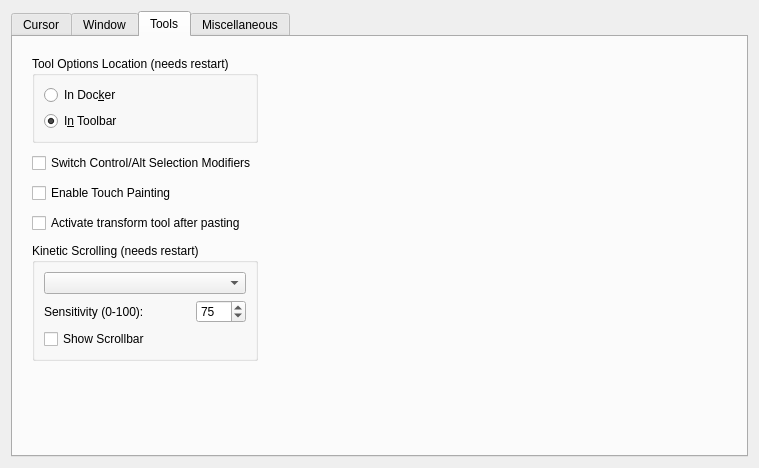
First picture: the form in libs/ui/forms/wdggeneralsettings.ui, repository KDE/krita, before the edit.
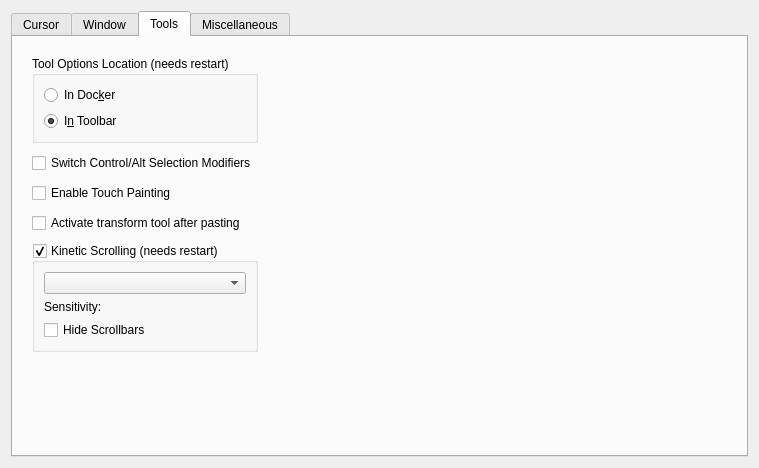
Second picture: the form after the edit. The open tabs and pages were chosen to show the change. Custom widgets are drawn as their Qt base class.

Commit message:
Global Kinetic Scrolling Added
This patch takes the concept of Kinetic Scrolling and
exapands it, applying it uniformly across Krita's UI.
It also adds middle click as a kinetic scroll option
which is set as default, to keep consistency with the
canvas view (middle click pan.) Also added more
configuration file settings for extra kinetic scrolling
feel modifications.

What changed in the file:
```diff
--- a/libs/ui/forms/wdggeneralsettings.ui
+++ b/libs/ui/forms/wdggeneralsettings.ui
@@ -435,6 +435,12 @@
            <property name="title">
             <string>Kinetic Scrolling (needs restart)</string>
            </property>
+           <property name="checkable">
+            <bool>true</bool>
+           </property>
+           <property name="checked">
+            <bool>true</bool>
+           </property>
            <layout class="QVBoxLayout" name="verticalLayoutKineticScrollingSettings">
             <item>
              <widget class="QComboBox" name="m_cmbKineticScrollingGesture"/>
@@ -444,44 +450,22 @@
               <item>
                <widget class="QLabel" name="labelKineticScrollingSensitivity">
                 <property name="text">
-                 <string>Sensitivity (0-100):</string>
+                 <string>Sensitivity:</string>
                 </property>
                </widget>
               </item>
               <item>
-               <widget class="KisIntParseSpinBox" name="m_kineticScrollingSensitivity">
-                <property name="sizePolicy">
-                 <sizepolicy hsizetype="Fixed" vsizetype="Fixed">
-                  <horstretch>0</horstretch>
-                  <verstretch>0</verstretch>
-                 </sizepolicy>
-                </property>
-                <property name="minimumSize">
-                 <size>
-                  <width>50</width>
-                  <height>0</height>
-                 </size>
-                </property>
-                <property name="minimum">
-                 <number>0</number>
-                </property>
-                <property name="maximum">
-                 <number>100</number>
-                </property>
-                <property name="singleStep">
-                 <number>1</number>
-                </property>
-                <property name="value">
-                 <number>75</number>
-                </property>
-               </widget>
+               <widget class="KisSliderSpinBox" name="m_kineticScrollingSensitivitySlider" native="true"/>
               </item>
              </layout>
             </item>
             <item>
              <widget class="QCheckBox" name="m_chkKineticScrollingScrollbar">
               <property name="text">
-               <string>Show Scrollbar</string>
+               <string>Hide Scrollbars</string>
+              </property>
+              <property name="checked">
+               <bool>false</bool>
               </property>
              </widget>
             </item>
@@ -803,6 +787,12 @@
    <extends>QPushButton</extends>
    <header>kis_color_button.h</header>
   </customwidget>
+  <customwidget>
+   <class>KisSliderSpinBox</class>
+   <extends>QWidget</extends>
+   <header>kis_slider_spin_box.h</header>
+   <container>1</container>
+  </customwidget>
  </customwidgets>
  <resources/>
  <connections>
```
Left out of the diff: 4 changed lines with no effect on the pictures. The commit also changes 54 other files.
